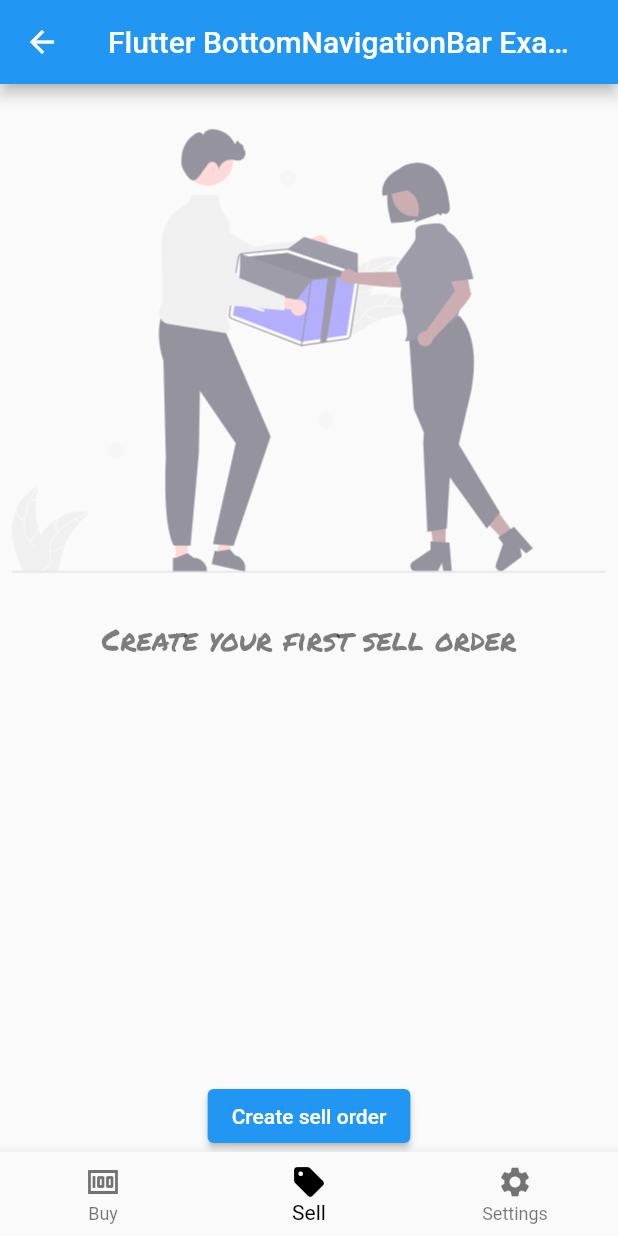
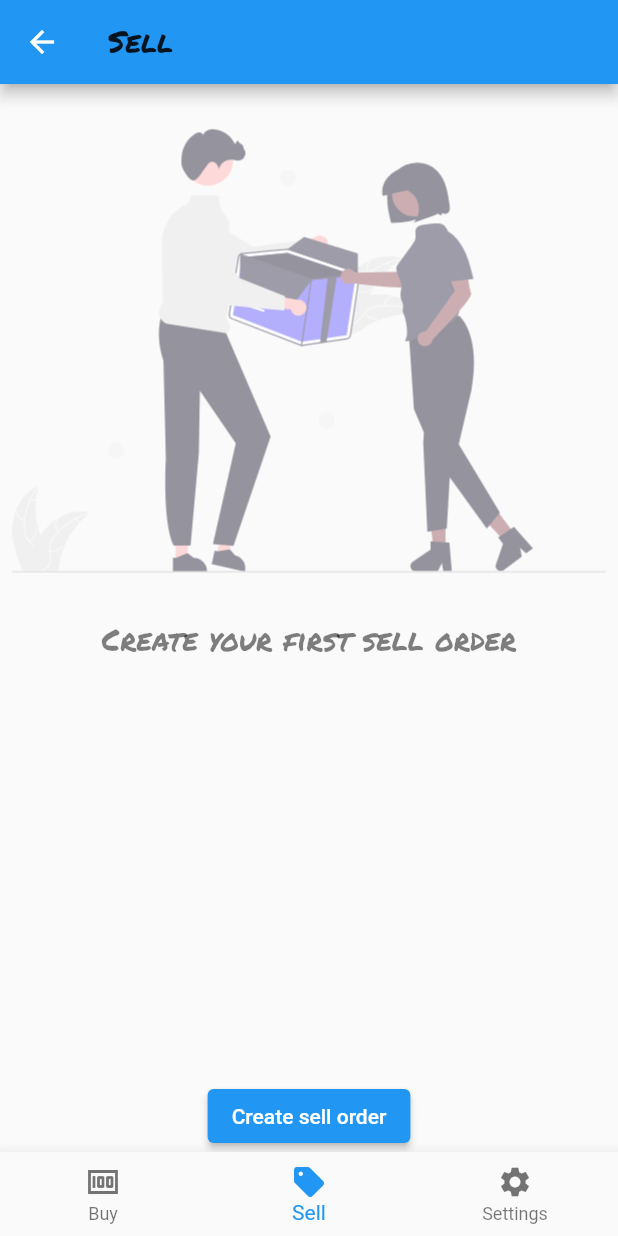
Before and after one commit to Hardu2203/crypto_template, a Flutter app: the MyNavigationBar screen opened directly, item 2 of the bottom bar chosen, on a phone screen of 412 x 824 dp. Run offline on Flutter 3.47's test engine with Material 2 defaults, Android fonts, the phone set to English and light mode, and no system bars; our stand-ins replace flutter_svg_provider, google_fonts, retry.

Commit message:
Removed custom theming

```diff
--- a/lib/bottom_nav_bar/bottom_nav_bar.dart
+++ b/lib/bottom_nav_bar/bottom_nav_bar.dart
@@ -26,10 +26,6 @@ class _MyNavigationBarState extends State<MyNavigationBar > {
   @override
   Widget build(BuildContext context) {
     return Scaffold(
-      appBar: AppBar(
-          title: const Text('Flutter BottomNavigationBar Example'),
-          // backgroundColor: Colors.blue
-      ),
       body: Center(
         child: _widgetOptions.elementAt(_selectedIndex),
       ),
@@ -49,7 +45,6 @@ class _MyNavigationBarState extends State<MyNavigationBar > {
             ),
           ],
           currentIndex: _selectedIndex,
-          selectedItemColor: Colors.black,
           onTap: _onItemTapped,
       ),
     );
--- a/lib/buy/buy.dart
+++ b/lib/buy/buy.dart
@@ -1,4 +1,5 @@
 import 'package:flutter/material.dart';
+import 'package:google_fonts/google_fonts.dart';
 
 class BuyScreen extends StatelessWidget {
   const BuyScreen({Key? key}) : super(key: key);
@@ -6,6 +7,11 @@ class BuyScreen extends StatelessWidget {
   @override
   Widget build(BuildContext context) {
     return Scaffold(
+      appBar: AppBar(
+        title: Text("Sell",
+            style: GoogleFonts.permanentMarker(
+                textStyle: Theme.of(context).textTheme.titleLarge)),
+      ),
       body: Center(
         child: Text("Lets Buy"),
       ),
--- a/lib/login/login_screen.dart
+++ b/lib/login/login_screen.dart
@@ -21,7 +21,6 @@ class LoginScreen extends StatelessWidget {
                   child: const Text(
                     'Swapi Swap',
                     style: TextStyle(
-                        color: Colors.blue,
                         fontWeight: FontWeight.w500,
                         fontSize: 30),
                   )),
--- a/lib/sell/sell_screen.dart
+++ b/lib/sell/sell_screen.dart
@@ -37,6 +37,11 @@ class _SellScreenState extends State<SellScreen> {
   Widget build(BuildContext context) {
     final deviceSize = MediaQuery.of(context).size;
     return Scaffold(
+      appBar: AppBar(
+        title: Text("Sell",
+            style: GoogleFonts.permanentMarker(
+                textStyle: Theme.of(context).textTheme.titleLarge)),
+      ),
         body: Consumer<SellProvider>(
           builder: (context, sellProvider, child) {
             return Stack(
```
